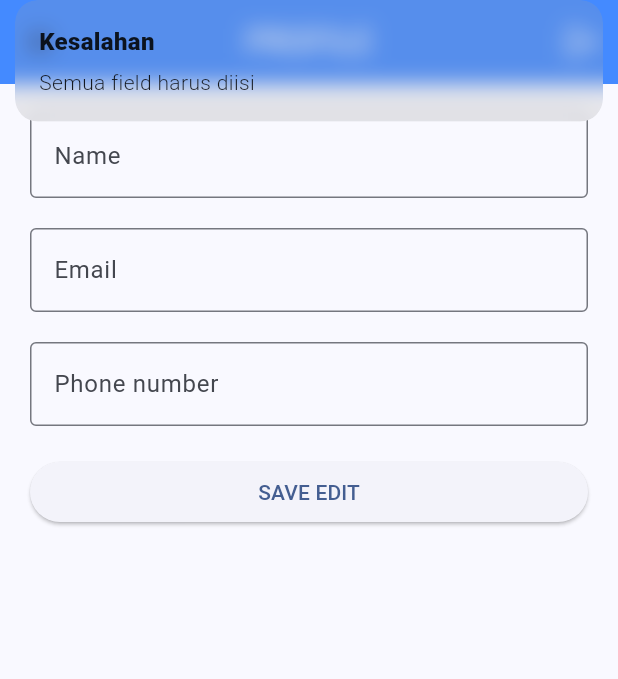
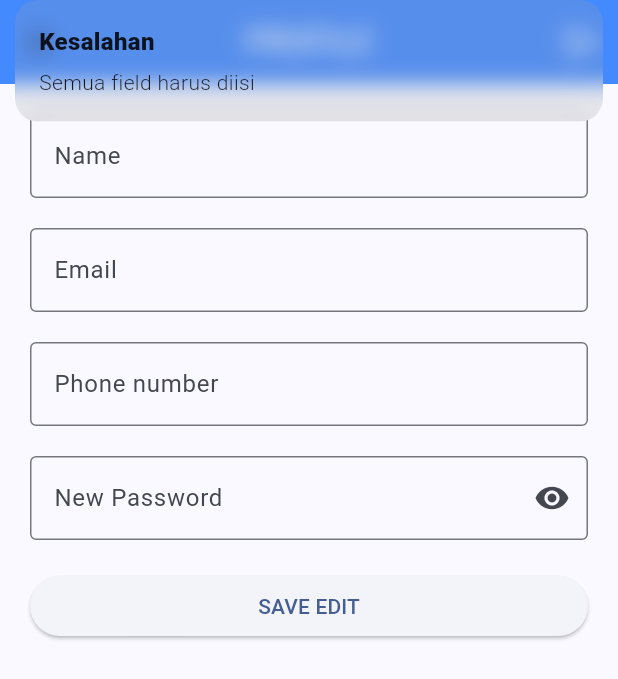
Before and after one commit to Sythaz/Firebase_UdemyIntermediate, a Flutter app: the ProfileView screen opened by its route, after a tap on "SAVE EDIT", on a phone screen of 412 x 824 dp. Shown: the top 679 px of the screen. Run offline on Flutter 3.47's test engine with Material 3 defaults, Android fonts, the phone set to English and light mode, and no system bars; our stand-ins replace cloud_firestore, firebase_auth, firebase_core, get, get_storage; accounts and stored records are empty.

Commit message:
add password change in profile and keyboardtype to every pass textfield

```diff
--- a/lib/home_controller.dart
+++ b/lib/home_controller.dart
@@ -1,5 +1,3 @@
-import 'package:firebase_auth/firebase_auth.dart';
-import 'package:firebase_udemyintermediate/route/routes.dart';
 import 'package:get/get.dart';
 
 class HomeController extends GetxController {}
--- a/lib/login_view.dart
+++ b/lib/login_view.dart
@@ -37,6 +37,7 @@ class LoginView extends GetView<LoginController> {
           SizedBox(height: 20),
           Obx(
             () => TextField(
+              keyboardType: TextInputType.visiblePassword,
               obscureText: controller.isHidden.value,
               controller: controller.passC,
               decoration: InputDecoration(
--- a/lib/profile_controller.dart
+++ b/lib/profile_controller.dart
@@ -6,9 +6,11 @@ import 'package:get/get.dart';
 
 class ProfileController extends GetxController {
   RxBool isLoading = false.obs;
+  RxBool isHidden = true.obs;
   TextEditingController nameC = TextEditingController();
   TextEditingController emailC = TextEditingController();
   TextEditingController phoneC = TextEditingController();
+  TextEditingController passC = TextEditingController();
 
   FirebaseAuth auth = FirebaseAuth.instance;
   FirebaseFirestore firestore = FirebaseFirestore.instance;
@@ -37,10 +39,20 @@ class ProfileController extends GetxController {
         // EDIT Tidak menggunakan SET!
         // UPDATE mengganti data lama yang sudah ada
         // Sedangkan SET, data lama akan hilang dan diganti yang baru
-        await firestore.collection('users').doc(auth.currentUser?.uid).update({
+        await firestore.collection('users').doc(auth.currentUser!.uid).update({
           'name': nameC.text,
           'phone': phoneC.text,
         });
+
+        if (passC.text.isNotEmpty) {
+          // Jika password diisi
+          await auth.currentUser!.updatePassword(passC.text); // Update password
+          await auth.signOut(); // Lalu logout dan ke LOGIN
+
+          Get.offAllNamed(Routes.LOGIN);
+          passC.clear();
+        }
+
         isLoading.value = false;
         Get.snackbar('Berhasil', 'Anda telah berhasil mengedit profil');
       } catch (e) {
--- a/lib/profile_view.dart
+++ b/lib/profile_view.dart
@@ -69,6 +69,24 @@ class ProfileView extends GetView<ProfileController> {
                   ),
                   SizedBox(height: 20),
                   Obx(
+                    () => TextField(
+                      obscureText: controller.isHidden.value,
+                      keyboardType: TextInputType.visiblePassword,
+                      controller: controller.passC,
+                      decoration: InputDecoration(
+                        labelText: "New Password",
+                        border: OutlineInputBorder(),
+                        suffixIcon: IconButton(
+                          onPressed: () => controller.isHidden.toggle(),
+                          icon: Icon(controller.isHidden.isTrue
+                              ? Icons.visibility
+                              : Icons.visibility_off),
+                        ),
+                      ),
+                    ),
+                  ),
+                  SizedBox(height: 20),
+                  Obx(
                     () => ElevatedButton(
                       onPressed: () => controller.editDataUser(),
                       child: Text(controller.isLoading.isFalse
--- a/lib/register_view.dart
+++ b/lib/register_view.dart
@@ -46,6 +46,7 @@ class RegisterView extends GetView<RegisterController> {
           SizedBox(height: 20),
           Obx(
             () => TextField(
+              keyboardType: TextInputType.visiblePassword,
               obscureText: controller.isHidden.value,
               controller: controller.passC,
               decoration: InputDecoration(
```
